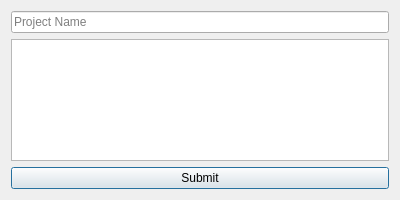
The window that addprojectdialog.ui (270268743yoobeestudent/CS106) describes before a commit, drawn with Qt 5.
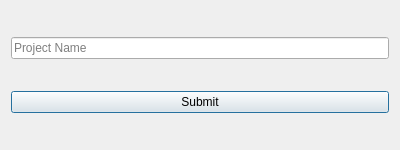
The same window after the commit.

The edit to the form file:
```diff
--- a/addprojectdialog.ui
+++ b/addprojectdialog.ui
@@ -7,7 +7,7 @@
     <x>0</x>
     <y>0</y>
     <width>400</width>
-    <height>200</height>
+    <height>150</height>
    </rect>
   </property>
   <property name="windowTitle">
@@ -22,18 +22,11 @@
     </widget>
    </item>
    <item>
-    <widget class="QTextEdit" name="projectDescriptionTextEdit"/>
-   </item>
-   <item>
-    <layout class="QHBoxLayout" name="horizontalLayout">
-     <item>
       <widget class="QPushButton" name="submitButton">
        <property name="text">
         <string>Submit</string>
        </property>
       </widget>
-     </item>
-    </layout>
    </item>
   </layout>
  </widget>
```
Lines whose indentation alone changed are shown as unchanged.
